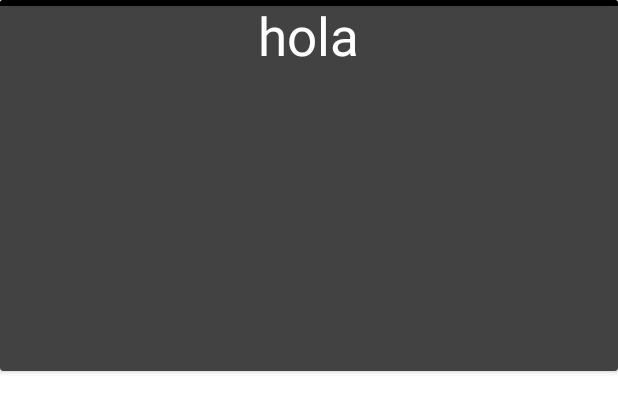
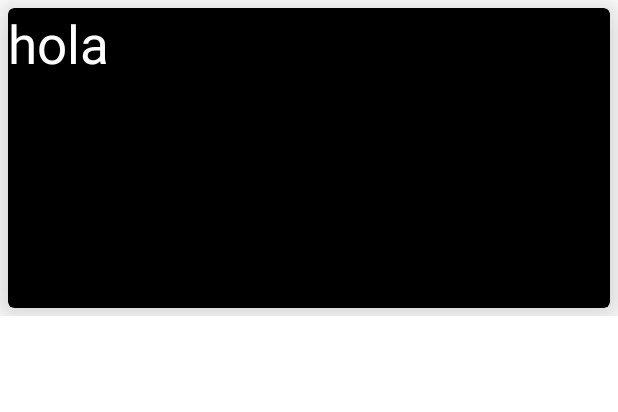
Before and after one commit to pipomadrid/GuiaAndroidStudio, an Android app: the layout item_pokemon.xml on its own in the app's theme, with its tools: preview values and no code run, on a phone screen of 412 x 824 dp. Shown: the top 412 px of the screen. Run offline under Robolectric (Android 15) with nearby library versions, the phone set to English and light mode, and no system bars.

```diff
--- a/GuiaAndroidStudio_RecyclerView/app/build.gradle
+++ b/GuiaAndroidStudio_RecyclerView/app/build.gradle
@@ -37,7 +37,7 @@ android {
 }
 
 dependencies {
-
+    implementation "androidx.cardview:cardview:1.0.0"
     implementation "org.jetbrains.kotlin:kotlin-stdlib:$kotlin_version"
     implementation 'androidx.core:core-ktx:1.3.2'
     implementation 'androidx.appcompat:appcompat:1.2.0'
--- a/GuiaAndroidStudio_RecyclerView/app/src/main/java/com/example/guiaandroidstudio_recyclerview/MainActivity.kt
+++ b/GuiaAndroidStudio_RecyclerView/app/src/main/java/com/example/guiaandroidstudio_recyclerview/MainActivity.kt
@@ -3,6 +3,7 @@ package com.example.guiaandroidstudio_recyclerview
 import androidx.appcompat.app.AppCompatActivity
 import android.os.Bundle
 import android.view.LayoutInflater
+import android.widget.Toast
 import com.example.guiaandroidstudio_recyclerview.adapter.MyAdapter
 import com.example.guiaandroidstudio_recyclerview.data.DataSource
 import com.example.guiaandroidstudio_recyclerview.databinding.ActivityMainBinding
@@ -31,5 +32,7 @@ class MainActivity : AppCompatActivity() {
 
 
 
+
+
     }
 }
--- a/GuiaAndroidStudio_RecyclerView/app/src/main/java/com/example/guiaandroidstudio_recyclerview/adapter/MyAdapter.kt
+++ b/GuiaAndroidStudio_RecyclerView/app/src/main/java/com/example/guiaandroidstudio_recyclerview/adapter/MyAdapter.kt
@@ -6,6 +6,7 @@ import android.view.View
 import android.view.ViewGroup
 import android.widget.ImageView
 import android.widget.TextView
+import android.widget.Toast
 import androidx.constraintlayout.widget.ConstraintSet
 import androidx.recyclerview.widget.RecyclerView
 import com.example.guiaandroidstudio_recyclerview.R
@@ -26,6 +27,7 @@ class MyAdapter(private val context: Context,private val lista:List<CartasPokemo
         val texto:TextView = view.findViewById(R.id.tvNombre)
         val imagen:ImageView = view.findViewById(R.id.ivImagen)
 
+
     }
 
     // Llama a este método siempre que necesita crear una ViewHolder nueva.
@@ -43,6 +45,12 @@ class MyAdapter(private val context: Context,private val lista:List<CartasPokemo
         holder.texto.text = context.resources.getString(item.idNombre)
         holder.imagen.setImageResource(item.idImagen)
 
+        //Creo un listener para escribir un toast cada vez que se haga click en la imagen
+        holder.imagen.setOnClickListener{
+            Toast.makeText(context,"Soy ${holder.texto.text}",Toast.LENGTH_SHORT).show()
+
+        }
+
 
     }
 
--- a/GuiaAndroidStudio_RecyclerView/app/src/main/java/com/example/guiaandroidstudio_recyclerview/data/DataSource.kt
+++ b/GuiaAndroidStudio_RecyclerView/app/src/main/java/com/example/guiaandroidstudio_recyclerview/data/DataSource.kt
@@ -14,7 +14,8 @@ class DataSource {
             CartasPokemon(R.string.pikachu,R.drawable.cartapikachu),
             CartasPokemon(R.string.Miutu,R.drawable.cartamiutu),
             CartasPokemon(R.string.charizar,R.drawable.cartacharizar),
-            CartasPokemon(R.string.turtonator,R.drawable.turtonator)
+            CartasPokemon(R.string.turtonator,R.drawable.turtonator),
+            CartasPokemon(R.string.mega_charizard,R.drawable.mega_charizard)
 
         )
 
--- a/GuiaAndroidStudio_RecyclerView/app/src/main/res/layout/activity_main.xml
+++ b/GuiaAndroidStudio_RecyclerView/app/src/main/res/layout/activity_main.xml
@@ -7,6 +7,7 @@
     tools:context=".MainActivity">
 
     <androidx.recyclerview.widget.RecyclerView
+
         android:id="@+id/rvPrueba"
         android:layout_width="match_parent"
         android:layout_height="match_parent"
--- a/GuiaAndroidStudio_RecyclerView/app/src/main/res/layout/item_pokemon.xml
+++ b/GuiaAndroidStudio_RecyclerView/app/src/main/res/layout/item_pokemon.xml
@@ -1,25 +1,27 @@
 <?xml version="1.0" encoding="utf-8"?>
-<androidx.cardview.widget.CardView xmlns:android="http://schemas.android.com/apk/res/android"
-    android:layout_width="match_parent"
-    android:layout_height="wrap_content"
+
+    <LinearLayout xmlns:android="http://schemas.android.com/apk/res/android"
     xmlns:tools="http://schemas.android.com/tools"
-    android:backgroundTint="@color/cardview_dark_background"
-    >
-    <View
-        android:layout_width="match_parent"
-        android:layout_height="4dp"
-        android:background="@color/black"/>
+    xmlns:card_view="http://schemas.android.com/apk/res-auto"
 
-
-    <LinearLayout
         android:layout_width="match_parent"
         android:layout_height="wrap_content"
         android:orientation="vertical">
+
+    <androidx.cardview.widget.CardView
+        xmlns:android="http://schemas.android.com/apk/res/android"
+        android:layout_width="match_parent"
+        android:layout_height="200dp"
+        android:layout_gravity="center"
+        card_view:cardBackgroundColor="@color/black"
+        card_view:cardCornerRadius="4dp"
+        android:layout_margin="5dp"
+        card_view:cardElevation="20dp"
+        >
         <TextView
             android:id="@+id/tvNombre"
             android:layout_width="wrap_content"
             android:layout_height="wrap_content"
-            android:layout_gravity="center"
             android:textColor="@color/white"
             android:textSize="35sp"
             tools:text= "hola"/>
@@ -27,10 +29,9 @@
             android:id="@+id/ivImagen"
             android:layout_width="150dp"
             android:layout_height="200dp"
-            android:layout_gravity="center"
+            android:layout_gravity="end"
             android:paddingBottom="10dp"
             />
+    </androidx.cardview.widget.CardView>
 
     </LinearLayout>
-
-</androidx.cardview.widget.CardView>
--- a/GuiaAndroidStudio_RecyclerView/app/src/main/res/values/strings.xml
+++ b/GuiaAndroidStudio_RecyclerView/app/src/main/res/values/strings.xml
@@ -2,6 +2,7 @@
     <string name="app_name">GuiaAndroidStudio_RecyclerView</string>
     <string name="pikachu">Pikachu</string>
     <string name="Miutu">Miutu</string>
-    <string name="charizar">Charizar</string>
+    <string name="charizar">Charizard</string>
     <string name="turtonator">Turtonator</string>
+    <string name="mega_charizard">M. Charizard</string>
 </resources>
```
Also changed, not shown: GuiaAndroidStudio_RecyclerView/app/src/main/res/drawable-v24/mega_charizard.jpg (added).
